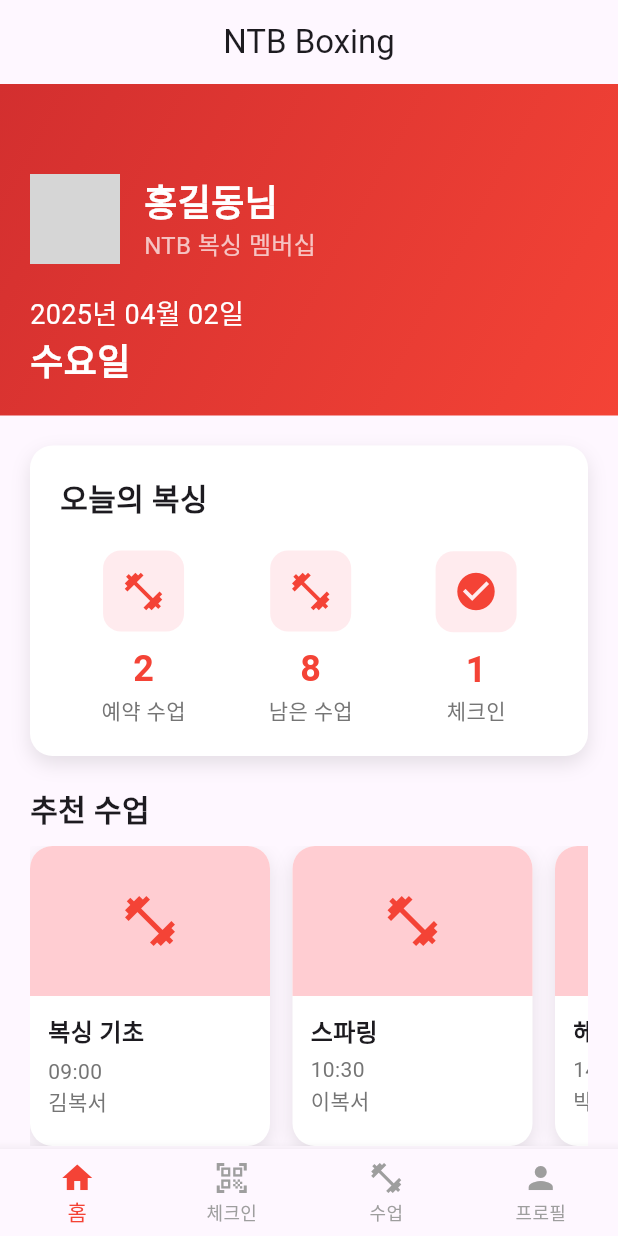
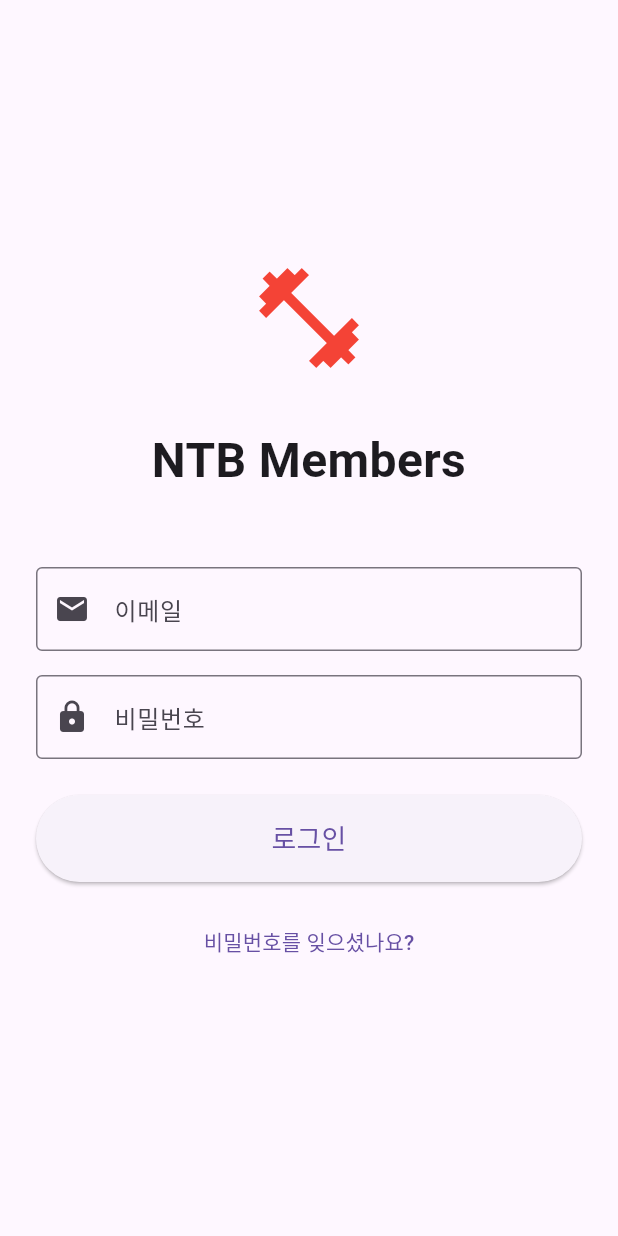
Before and after one commit to solardayz/ntb_members, a Flutter app: the screen it shows after launch, on a phone screen of 412 x 824 dp. Run offline on Flutter 3.47's test engine with Material 3 defaults, Android fonts, the phone set to English and light mode, and no system bars; missing offline and left inert: mobile_scanner; grey boxes are pictures that could not be loaded.

Commit message:
Feat: 로그인 페이지 추가 및 HTTP 요청 기능 구현
- pubspec.yaml에 http 패키지 추가.
- 로그인 페이지를 위한 UI 구성 및 상태 관리 구현.
- 이메일 및 비밀번호 입력 필드 추가, 유효성 검사 기능 포함.
- 서버에 로그인 요청을 보내고 응답에 따라 사용자에게 피드백 제공.

```diff
--- a/lib/main.dart
+++ b/lib/main.dart
@@ -2,6 +2,8 @@ import 'package:flutter/material.dart';
 import 'package:mobile_scanner/mobile_scanner.dart';
 import 'package:intl/intl.dart';
 import 'package:intl/date_symbol_data_local.dart';
+import 'package:http/http.dart' as http;
+import 'dart:convert';
 
 void main() async {
   WidgetsFlutterBinding.ensureInitialized();
@@ -13,12 +15,168 @@ class MyApp extends StatelessWidget {
   @override
   Widget build(BuildContext context) {
     return MaterialApp(
-      title: 'NTB Boxing',
+      title: 'NTB Members',
       theme: ThemeData(
         primarySwatch: Colors.red,
+        visualDensity: VisualDensity.adaptivePlatformDensity,
       ),
-      home: HomeScreen(),
+      home: LoginPage(),
     );
+  }
+}
+
+class LoginPage extends StatefulWidget {
+  @override
+  _LoginPageState createState() => _LoginPageState();
+}
+
+class _LoginPageState extends State<LoginPage> {
+  final _formKey = GlobalKey<FormState>();
+  final _emailController = TextEditingController();
+  final _passwordController = TextEditingController();
+  bool _isLoading = false;
+
+  Future<void> _login() async {
+    if (!_formKey.currentState!.validate()) return;
+
+    setState(() {
+      _isLoading = true;
+    });
+
+    try {
+      final response = await http.post(
+        Uri.parse('http://localhost:8080/api/mobile/member/login'),
+        headers: {'Content-Type': 'application/json'},
+        body: json.encode({
+          'email': _emailController.text,
+          'password': _passwordController.text,
+        }),
+      );
+
+      final data = json.decode(response.body);
+
+      if (response.statusCode == 200 && data['success'] == true) {
+        // 로그인 성공
+        ScaffoldMessenger.of(context).showSnackBar(
+          SnackBar(content: Text('환영합니다, ${data['memberName']}님!')),
+        );
+        // TODO: 메인 화면으로 이동
+      } else {
+        // 로그인 실패
+        ScaffoldMessenger.of(context).showSnackBar(
+          SnackBar(content: Text(data['message'] ?? '로그인에 실패했습니다.')),
+        );
+      }
+    } catch (e) {
+      ScaffoldMessenger.of(context).showSnackBar(
+        SnackBar(content: Text('서버 연결에 실패했습니다.')),
+      );
+    } finally {
+      setState(() {
+        _isLoading = false;
+      });
+    }
+  }
+
+  @override
+  Widget build(BuildContext context) {
+    return Scaffold(
+      body: SafeArea(
+        child: Padding(
+          padding: EdgeInsets.all(24.0),
+          child: Form(
+            key: _formKey,
+            child: Column(
+              mainAxisAlignment: MainAxisAlignment.center,
+              crossAxisAlignment: CrossAxisAlignment.stretch,
+              children: [
+                // 로고 또는 타이틀
+                Icon(
+                  Icons.fitness_center,
+                  size: 80,
+                  color: Colors.red,
+                ),
+                SizedBox(height: 32),
+                Text(
+                  'NTB Members',
+                  style: TextStyle(
+                    fontSize: 32,
+                    fontWeight: FontWeight.bold,
+                  ),
+                  textAlign: TextAlign.center,
+                ),
+                SizedBox(height: 48),
+                // 이메일 입력 필드
+                TextFormField(
+                  controller: _emailController,
+                  decoration: InputDecoration(
+                    labelText: '이메일',
+                    border: OutlineInputBorder(),
+                    prefixIcon: Icon(Icons.email),
+                  ),
+                  keyboardType: TextInputType.emailAddress,
+                  validator: (value) {
+                    if (value == null || value.isEmpty) {
+                      return '이메일을 입력해주세요';
+                    }
+                    if (!value.contains('@')) {
+                      return '올바른 이메일 형식이 아닙니다';
+                    }
+                    return null;
+                  },
+                ),
+                SizedBox(height: 16),
+                // 비밀번호 입력 필드
+                TextFormField(
+                  controller: _passwordController,
+                  decoration: InputDecoration(
+                    labelText: '비밀번호',
+                    border: OutlineInputBorder(),
+                    prefixIcon: Icon(Icons.lock),
+                  ),
+                  obscureText: true,
+                  validator: (value) {
+                    if (value == null || value.isEmpty) {
+                      return '비밀번호를 입력해주세요';
+                    }
+                    return null;
+                  },
+                ),
+                SizedBox(height: 24),
+                // 로그인 버튼
+                ElevatedButton(
+                  onPressed: _isLoading ? null : _login,
+                  style: ElevatedButton.styleFrom(
+                    padding: EdgeInsets.symmetric(vertical: 16),
+                  ),
+                  child: _isLoading
+                      ? CircularProgressIndicator(color: Colors.white)
+                      : Text(
+                          '로그인',
+                          style: TextStyle(fontSize: 18),
+                        ),
+                ),
+                SizedBox(height: 16),
+                // 비밀번호 찾기 링크
+                TextButton(
+                  onPressed: () {
+                    // TODO: 비밀번호 찾기 화면으로 이동
+                  },
+                  child: Text('비밀번호를 잊으셨나요?'),
+                ),
+              ],
+            ),
+          ),
+        ),
+      ),
+    );
+  }
+
+  @override
+  void dispose() {
+    _emailController.dispose();
+    _passwordController.dispose();
+    super.dispose();
   }
 }
 
--- a/pubspec.yaml
+++ b/pubspec.yaml
@@ -30,6 +30,7 @@ environment:
 dependencies:
   flutter:
     sdk: flutter
+  http: ^1.1.0
 
   # The following adds the Cupertino Icons font to your application.
   # Use with the CupertinoIcons class for iOS style icons.
```
